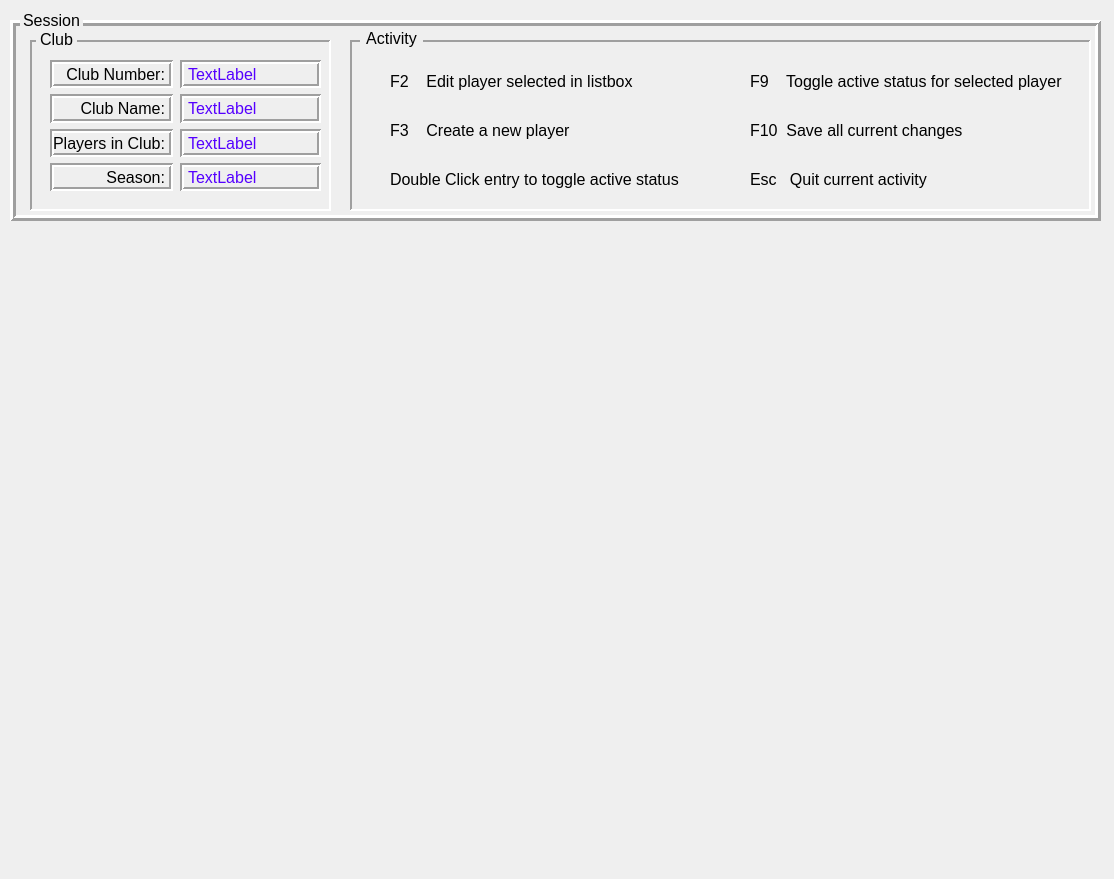
This is CribbageQt/UI/CribbageV1.1-Players-Activity.ui in mwycombe/CribbageQt as Qt 5 draws it before an edit. The edited form follows.
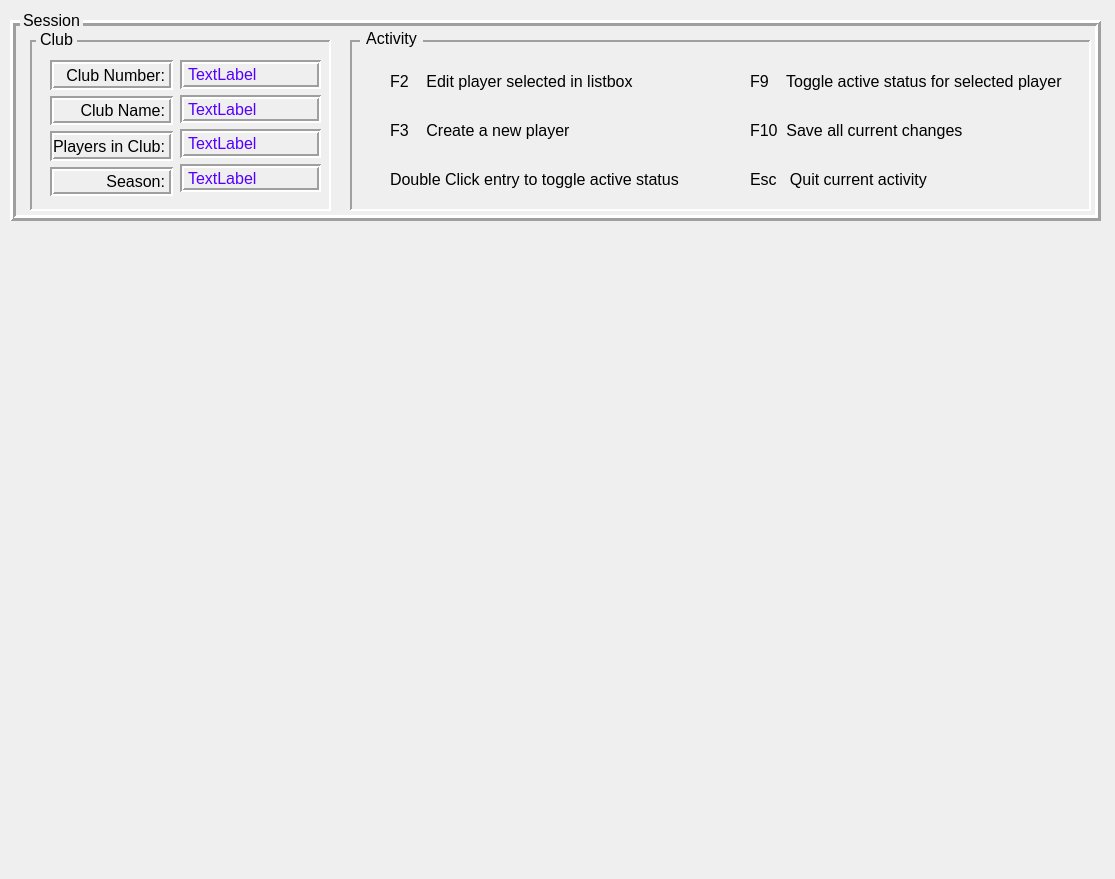
This is the edited form.

Diff of the .ui file:
```diff
--- a/CribbageQt/UI/CribbageV1.1-Players-Activity.ui
+++ b/CribbageQt/UI/CribbageV1.1-Players-Activity.ui
@@ -1,12 +1,12 @@
 <?xml version="1.0" encoding="UTF-8"?>
 <ui version="4.0">
- <class>Master</class>
- <widget class="QMainWindow" name="Master">
+ <class>PlayersActivity</class>
+ <widget class="QWidget" name="PlayersActivity">
   <property name="geometry">
    <rect>
     <x>0</x>
     <y>0</y>
-    <width>1114</width>
+    <width>1115</width>
     <height>879</height>
    </rect>
   </property>
@@ -19,7 +19,15 @@
   <property name="windowTitle">
    <string>Cribbage Grass Roots</string>
   </property>
-  <widget class="QWidget" name="TopContainer">
+  <widget class="QWidget" name="TopContainer" native="true">
+   <property name="geometry">
+    <rect>
+     <x>0</x>
+     <y>0</y>
+     <width>1111</width>
+     <height>231</height>
+    </rect>
+   </property>
    <widget class="QFrame" name="sessionPanel">
     <property name="geometry">
      <rect>
@@ -62,7 +70,7 @@
         <x>20</x>
         <y>20</y>
         <width>123</width>
-        <height>131</height>
+        <height>136</height>
        </rect>
       </property>
       <layout class="QVBoxLayout" name="verticalLayout_3">
@@ -150,7 +158,7 @@
         <x>150</x>
         <y>20</y>
         <width>141</width>
-        <height>131</height>
+        <height>132</height>
        </rect>
       </property>
       <layout class="QVBoxLayout" name="verticalLayout_4">
```
